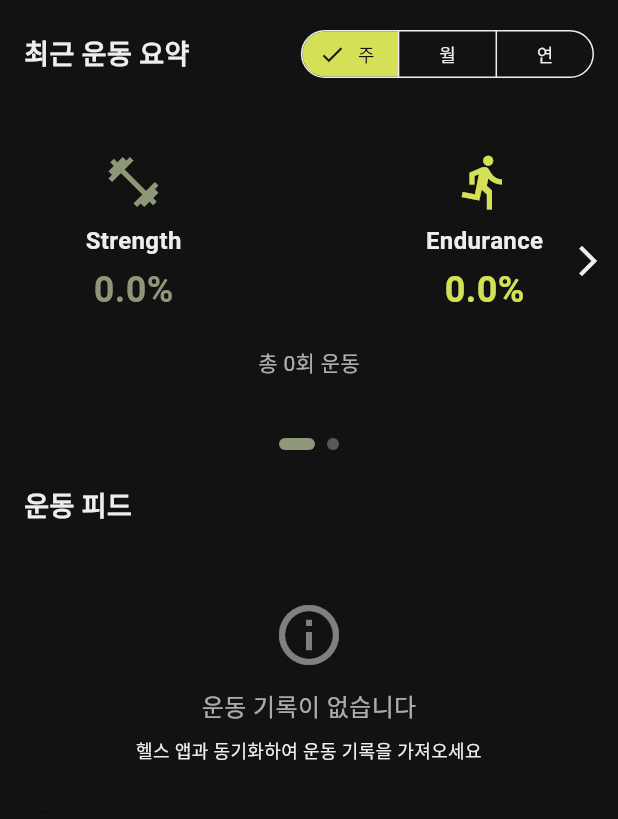
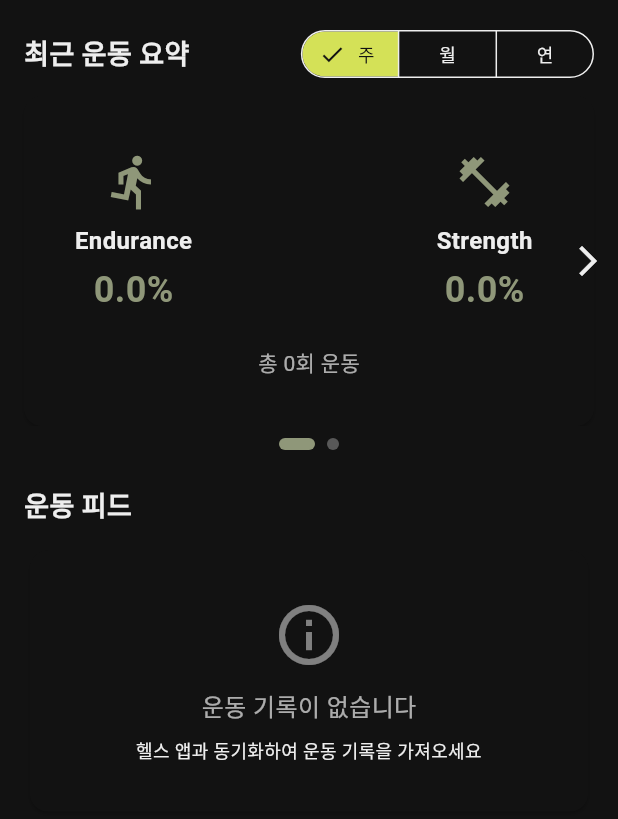
Before and after one commit to Jared-Seok/project-pacelifter, a Flutter app: the DashboardScreen screen opened directly, on a phone screen of 412 x 824 dp, the part 66-885 px from its top. Run offline on Flutter 3.47's test engine with Material 3 defaults, Android fonts, the phone set to English and light mode, and no system bars; drawn by our look-alikes of fl_chart; our stand-ins replace google_fonts, shared_preferences; missing offline and left inert: health; accounts and stored records are empty.

Commit message:
아이콘 위치 변경

```diff
--- a/lib/screens/dashboard_screen.dart
+++ b/lib/screens/dashboard_screen.dart
@@ -532,6 +532,25 @@ class _DashboardScreenState extends State<DashboardScreen> {
   Widget _buildStrengthEndurancePage() {
     return Column(mainAxisAlignment: MainAxisAlignment.center, children: [
       Row(children: [
+        // Endurance (좌측)
+        Expanded(
+            child:
+                Column(children: [
+          Icon(Icons.directions_run,
+              size: 40, color: Theme.of(context).colorScheme.primary),
+          const SizedBox(height: 8),
+          const Text('Endurance',
+              style: TextStyle(fontSize: 16, fontWeight: FontWeight.bold)),
+          const SizedBox(height: 4),
+          Text('${_endurancePercentage.toStringAsFixed(1)}%',
+              style: TextStyle(
+                  fontSize: 24,
+                  fontWeight: FontWeight.bold,
+                  color: Theme.of(context).colorScheme.primary))
+        ])),
+        // 원형 차트 (중앙)
+        SizedBox(width: 120, height: 120, child: _buildPieChart()),
+        // Strength (우측)
         Expanded(
             child:
                 Column(children: [
@@ -546,22 +565,6 @@ class _DashboardScreenState extends State<DashboardScreen> {
                   fontSize: 24,
                   fontWeight: FontWeight.bold,
                   color: Theme.of(context).colorScheme.primary))
-        ])),
-        SizedBox(width: 120, height: 120, child: _buildPieChart()),
-        Expanded(
-            child:
-                Column(children: [
-          Icon(Icons.directions_run,
-              size: 40, color: Theme.of(context).colorScheme.secondary),
-          const SizedBox(height: 8),
-          const Text('Endurance',
-              style: TextStyle(fontSize: 16, fontWeight: FontWeight.bold)),
-          const SizedBox(height: 4),
-          Text('${_endurancePercentage.toStringAsFixed(1)}%',
-              style: TextStyle(
-                  fontSize: 24,
-                  fontWeight: FontWeight.bold,
-                  color: Theme.of(context).colorScheme.secondary))
         ]))
       ]),
       const SizedBox(height: 16),
```
